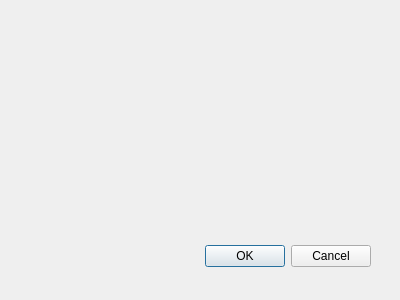
Old version of the form ui_qnote.ui in the repository p0cisk/qNote.
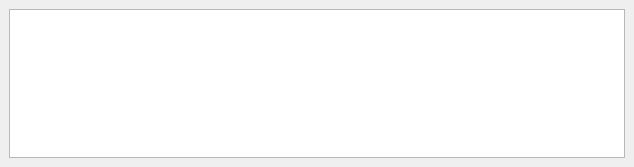
New version of the form.

Commit message: docked window save/read text from project file

Diff of the .ui file:
```diff
--- a/ui_qnote.ui
+++ b/ui_qnote.ui
@@ -1,32 +1,23 @@
 <ui version="4.0" >
  <class>qNote</class>
- <widget class="QDialog" name="qNote" >
-  <property name="geometry" >
+ <widget class="QDockWidget" name="qNote">
+  <property name="geometry">
    <rect>
     <x>0</x>
     <y>0</y>
-    <width>400</width>
-    <height>300</height>
+    <width>634</width>
+    <height>167</height>
    </rect>
   </property>
   <property name="windowTitle" >
    <string>qNote</string>
   </property>
-  <widget class="QDialogButtonBox" name="buttonBox" >
-   <property name="geometry" >
-    <rect>
-     <x>30</x>
-     <y>240</y>
-     <width>341</width>
-     <height>32</height>
-    </rect>
-   </property>
-   <property name="orientation" >
-    <enum>Qt::Horizontal</enum>
-   </property>
-   <property name="standardButtons" >
-    <set>QDialogButtonBox::Cancel|QDialogButtonBox::Ok</set>
-   </property>
+  <widget class="QWidget" name="dockWidgetContents">
+   <layout class="QVBoxLayout" name="verticalLayout">
+    <item>
+     <widget class="QTextEdit" name="edit"/>
+    </item>
+   </layout>
   </widget>
  </widget>
  <resources/>
```
Left out of the diff: 40 changed lines with no effect on the pictures. The commit also changes 1 other file.
